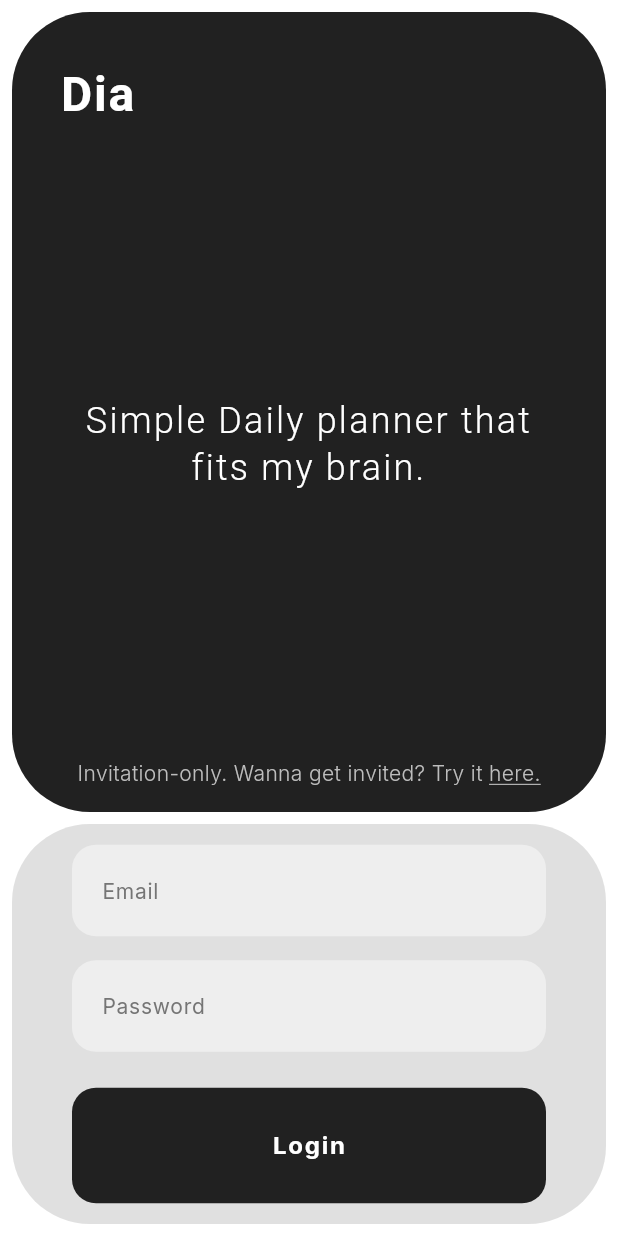
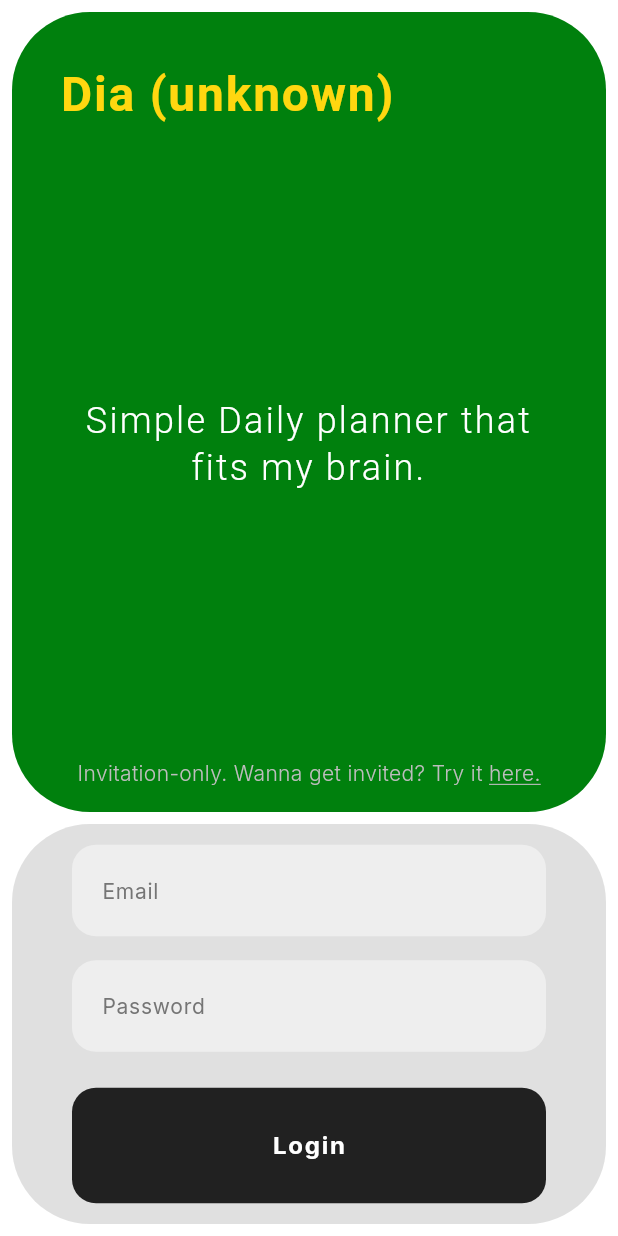
Before and after one commit to tomasbaran/app.heydia.app, a Flutter app: the screen it shows after launch, on a phone screen of 412 x 824 dp. Run offline on Flutter 3.47's test engine with Material 3 defaults, Android fonts, the phone set to English and light mode, and no system bars; our stand-ins replace firebase_auth, firebase_core, freezed_annotation, google_fonts; accounts and stored records are empty; Roboto replaces fonts that are missing (Syncopate); statements that could not run were skipped.

Commit message:
refactor: Update app name logic and create color scheme for dev env

```diff
--- a/lib/core/app_config.dart
+++ b/lib/core/app_config.dart
@@ -3,7 +3,7 @@ class AppConfig {
     'flavor',
     defaultValue: 'unknown',
   );
-  static String get appName => 'Dia ($flavor)';
+  static String get appName => isLive ? 'Dia' : 'Dia ($flavor)';
   static bool get isDev => flavor == 'dev';
   static bool get isLive => flavor == 'live';
 
--- a/lib/core/theme/app_colors.dart
+++ b/lib/core/theme/app_colors.dart
@@ -18,4 +18,6 @@ class AppColors {
   static const Color neutral1000 = Color(0xFF000000); // Pure black
 
   static const Color disabledColor = Colors.red;
+  static const Color primaryDevColor = Color.fromARGB(255, 0, 128, 13);
+  static const Color secondaryDevColor = Color.fromARGB(255, 255, 215, 16);
 }
--- a/lib/features/login/presentation/widgets/__dia_dark_pane.dart
+++ b/lib/features/login/presentation/widgets/__dia_dark_pane.dart
@@ -14,8 +14,10 @@ class _DiaDarkPaneState extends State<_DiaDarkPane> {
   Widget build(BuildContext context) {
     return Container(
       margin: EdgeInsets.all(AppDimensions.space8),
-      decoration: const BoxDecoration(
-        color: AppColors.neutral900,
+      decoration: BoxDecoration(
+        color: AppConfig.isLive
+            ? AppColors.neutral900
+            : AppColors.primaryDevColor,
         borderRadius: BorderRadius.all(Radius.circular(AppDimensions.radius52)),
       ),
       child: Padding(
@@ -29,7 +31,14 @@ class _DiaDarkPaneState extends State<_DiaDarkPane> {
           crossAxisAlignment: CrossAxisAlignment.start,
           children: [
             // Dia Logo
-            Text(AppStrings.dia, style: AppTheme.headlineMedium),
+            Text(
+              AppConfig.appName,
+              style: AppTheme.headlineMedium.copyWith(
+                color: AppConfig.isLive
+                    ? AppColors.neutral0
+                    : AppColors.secondaryDevColor,
+              ),
+            ),
             const Spacer(),
             // Tagline
             Center(
```
